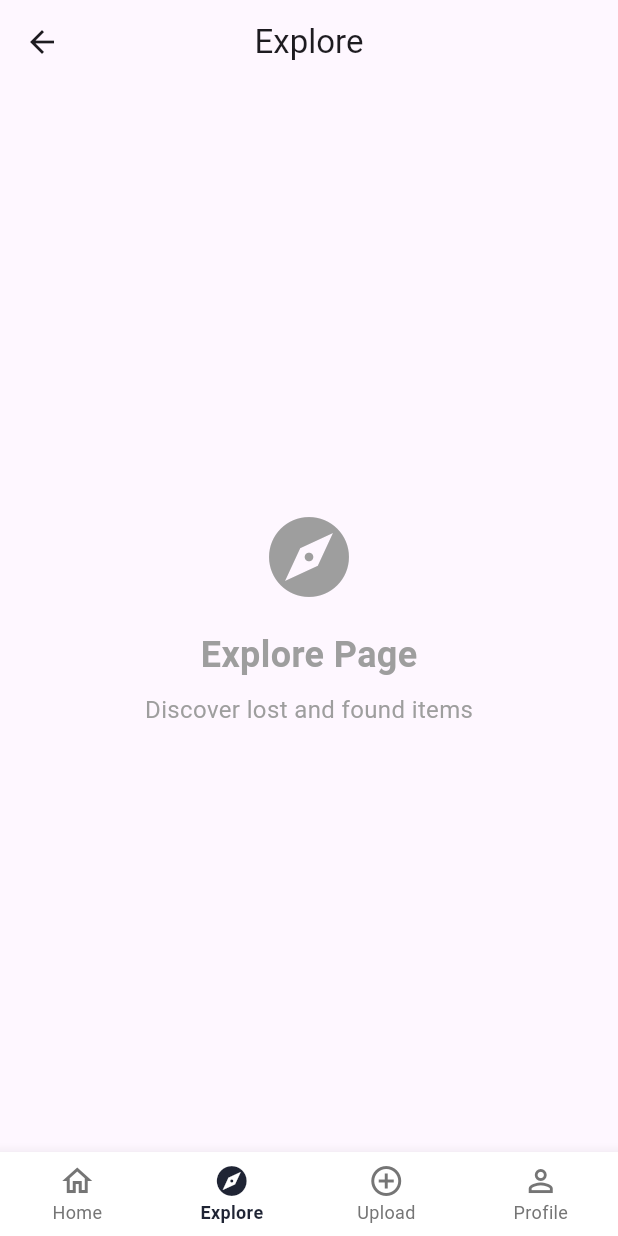
After one commit to mehroj-r/lost-n-found, a Flutter app: the MainScaffold screen opened directly, on a phone screen of 412 x 824 dp. The commit adds this screen. Run offline on Flutter 3.47's test engine with Material 3 defaults, Android fonts, the light colour scheme and no system bars; our stand-ins replace connectivity_plus, dio, flutter_bloc, flutter_secure_storage, go_router, pretty_dio_logger; missing offline and left inert: dio_smart_retry; accounts and stored records are empty.

Commit message:
feat: Implement bottom navigation and scaffold
- Introduce `MainScaffold` to provide a consistent layout with a bottom navigation bar for main app sections.
- Create initial placeholder pages for `Explore` and `Upload` features.
- Refactor routing in `app_router.dart` to wrap `/home`, `/explore`, `/upload`, and `/profile` routes with the new `MainScaffold`.
- Remove redundant back gesture handling and app bar from `ProfilePage` and `HomePage` as they are now managed by the scaffold and standard `AppBar`.

```diff
--- a/lib/core/router/app_router.dart
+++ b/lib/core/router/app_router.dart
@@ -7,7 +7,10 @@ import '../../features/auth/view/login_page.dart';
 import '../../features/home/view/home_page.dart';
 import '../../features/profile/view/profile_page.dart';
 import '../../features/search/view/search_page.dart';
+import '../../features/explore/view/explore_page.dart';
+import '../../features/upload/view/upload_page.dart';
 import '../../features/splash/view/splash_page.dart';
+import '../../shared/widgets/main_scaffold.dart';
 
 GoRouter buildRouter(AuthCubit authCubit) {
   return GoRouter(
@@ -61,14 +64,38 @@ GoRouter buildRouter(AuthCubit authCubit) {
         path: '/register',
         builder: (_, __) => const RegisterPage(),
       ),
+
+      // Bottom navigation routes wrapped in MainScaffold
       GoRoute(
         path: '/home',
-        builder: (_, __) => const HomePage(),
+        builder: (context, state) => MainScaffold(
+          currentPath: '/home',
+          child: const HomePage(),
+        ),
+      ),
+      GoRoute(
+        path: '/explore',
+        builder: (context, state) => MainScaffold(
+          currentPath: '/explore',
+          child: const ExplorePage(),
+        ),
+      ),
+      GoRoute(
+        path: '/upload',
+        builder: (context, state) => MainScaffold(
+          currentPath: '/upload',
+          child: const UploadPage(),
+        ),
       ),
       GoRoute(
         path: '/profile',
-        builder: (_, __) =>  ProfilePage(),
+        builder: (context, state) => MainScaffold(
+          currentPath: '/profile',
+          child: ProfilePage(),
+        ),
       ),
+
+      // Standalone pages without bottom navigation
       GoRoute(
         path: '/search',
         builder: (_, __) => const SearchPage(),
--- /dev/null
+++ b/lib/features/explore/view/explore_page.dart
@@ -0,0 +1,44 @@
+import 'package:flutter/material.dart';
+
+class ExplorePage extends StatelessWidget {
+  const ExplorePage({super.key});
+
+  @override
+  Widget build(BuildContext context) {
+    return Scaffold(
+      appBar: AppBar(
+        title: const Text('Explore'),
+        centerTitle: true,
+      ),
+      body: const Center(
+        child: Column(
+          mainAxisAlignment: MainAxisAlignment.center,
+          children: [
+            Icon(
+              Icons.explore,
+              size: 64,
+              color: Colors.grey,
+            ),
+            SizedBox(height: 16),
+            Text(
+              'Explore Page',
+              style: TextStyle(
+                fontSize: 24,
+                fontWeight: FontWeight.bold,
+                color: Colors.grey,
+              ),
+            ),
+            SizedBox(height: 8),
+            Text(
+              'Discover lost and found items',
+              style: TextStyle(
+                fontSize: 16,
+                color: Colors.grey,
+              ),
+            ),
+          ],
+        ),
+      ),
+    );
+  }
+}
--- /dev/null
+++ b/lib/shared/widgets/main_scaffold.dart
@@ -0,0 +1,111 @@
+import 'package:flutter/material.dart';
+import 'package:go_router/go_router.dart';
+
+class MainScaffold extends StatefulWidget {
+  final Widget child;
+  final String currentPath;
+
+  const MainScaffold({
+    super.key,
+    required this.child,
+    required this.currentPath,
+  });
+
+  @override
+  State<MainScaffold> createState() => _MainScaffoldState();
+}
+
+class _MainScaffoldState extends State<MainScaffold> {
+  int get _selectedIndex {
+    switch (widget.currentPath) {
+      case '/home':
+        return 0;
+      case '/explore':
+        return 1;
+      case '/upload':
+        return 2;
+      case '/profile':
+        return 3;
+      default:
+        return 0;
+    }
+  }
+
+  void _onItemTapped(int index) {
+    switch (index) {
+      case 0:
+        context.go('/home');
+        break;
+      case 1:
+        context.go('/explore');
+        break;
+      case 2:
+        context.go('/upload');
+        break;
+      case 3:
+        context.go('/profile');
+        break;
+    }
+  }
+
+  @override
+  Widget build(BuildContext context) {
+    return PopScope(
+      canPop: false,
+      onPopInvokedWithResult: (bool didPop, dynamic result) async {
+        if (didPop) return;
+
+        // Handle back gesture based on current page
+        if (widget.currentPath == '/home') {
+          // Exit app from home page
+          return;
+        } else {
+          // Go back to home from other pages
+          context.go('/home');
+        }
+      },
+      child: Scaffold(
+        body: widget.child,
+        bottomNavigationBar: BottomNavigationBar(
+          type: BottomNavigationBarType.fixed,
+          currentIndex: _selectedIndex,
+          onTap: _onItemTapped,
+          selectedItemColor: const Color(0xFF1F2434),
+          unselectedItemColor: Colors.grey[600],
+          backgroundColor: Colors.white,
+          elevation: 8,
+          selectedLabelStyle: const TextStyle(
+            fontWeight: FontWeight.w600,
+            fontSize: 12,
+          ),
+          unselectedLabelStyle: const TextStyle(
+            fontWeight: FontWeight.normal,
+            fontSize: 12,
+          ),
+          items: const [
+            BottomNavigationBarItem(
+              icon: Icon(Icons.home_outlined),
+              activeIcon: Icon(Icons.home),
+              label: 'Home',
+            ),
+            BottomNavigationBarItem(
+              icon: Icon(Icons.explore_outlined),
+              activeIcon: Icon(Icons.explore),
+              label: 'Explore',
+            ),
+            BottomNavigationBarItem(
+              icon: Icon(Icons.add_circle_outline),
+              activeIcon: Icon(Icons.add_circle),
+              label: 'Upload',
+            ),
+            BottomNavigationBarItem(
+              icon: Icon(Icons.person_outline),
+              activeIcon: Icon(Icons.person),
+              label: 'Profile',
+            ),
+          ],
+        ),
+      ),
+    );
+  }
+}
```
Also changed, not shown: lib/features/home/view/home_page.dart (+22 -12 lines), lib/features/profile/view/profile_page.dart (+6 -16 lines), lib/features/upload/view/upload_page.dart (added, +44 -0 lines).
